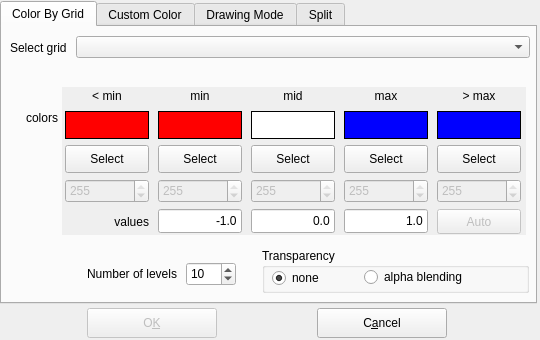
This is source/VIEW/DIALOGS/modifySurfaceDialog.ui in BALL-Project/ball as Qt 5 draws it before an edit. The edited form follows.
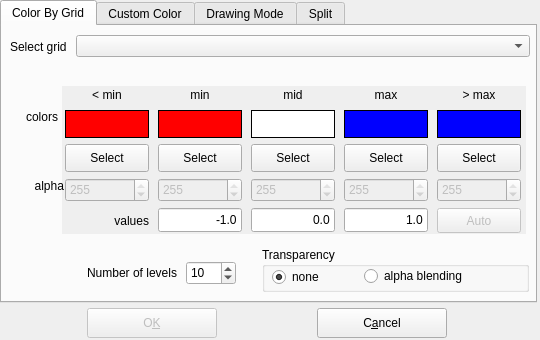
This is the edited form.

```diff
--- a/source/VIEW/DIALOGS/modifySurfaceDialog.ui
+++ b/source/VIEW/DIALOGS/modifySurfaceDialog.ui
@@ -27,22 +27,6 @@
   <property name="windowTitle" >
    <string>Modify Surface</string>
   </property>
-  <widget class="QLabel" name="TextLabel1_2" >
-   <property name="geometry" >
-    <rect>
-     <x>-8</x>
-     <y>176</y>
-     <width>62</width>
-     <height>20</height>
-    </rect>
-   </property>
-   <property name="text" >
-    <string>alpha</string>
-   </property>
-   <property name="alignment" >
-    <set>Qt::AlignRight|Qt::AlignTrailing|Qt::AlignVCenter</set>
-   </property>
-  </widget>
   <widget class="QPushButton" name="apply_button" >
    <property name="enabled" >
     <bool>false</bool>
@@ -131,7 +115,7 @@
    <property name="geometry" >
     <rect>
      <x>0</x>
-     <y>1</y>
+     <y>0</y>
      <width>537</width>
      <height>303</height>
     </rect>
@@ -2210,6 +2194,22 @@
       </item>
      </layout>
     </widget>
+    <widget class="QLabel" name="TextLabel1_2" >
+     <property name="geometry" >
+      <rect>
+       <x>0</x>
+       <y>150</y>
+       <width>62</width>
+       <height>20</height>
+      </rect>
+     </property>
+     <property name="text" >
+      <string>alpha</string>
+     </property>
+     <property name="alignment" >
+      <set>Qt::AlignRight|Qt::AlignTrailing|Qt::AlignVCenter</set>
+     </property>
+    </widget>
    </widget>
    <widget class="QWidget" name="by_color" >
     <attribute name="title" >
```
